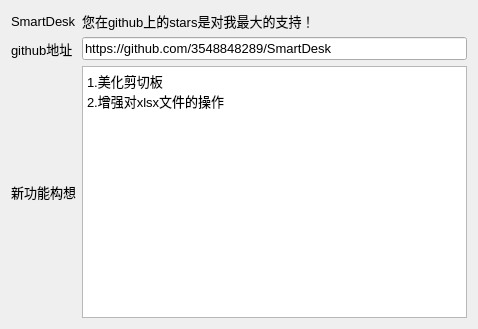
This is MoreFunction/MoreFunction.ui in 3548848289/UniFileHub as Qt 5 draws it before an edit. The edited form follows.
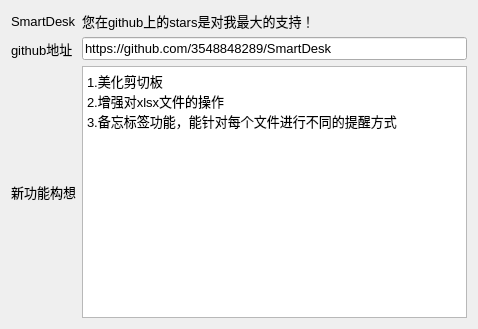
This is the edited form. Icons and pictures are not drawn.

Commit message: 清除无用文件

```diff
--- a/MoreFunction/MoreFunction.ui
+++ b/MoreFunction/MoreFunction.ui
@@ -99,7 +99,7 @@
 li.checked::marker { content: &quot;\2612&quot;; }
 &lt;/style&gt;&lt;/head&gt;&lt;body style=&quot; font-family:'Microsoft YaHei UI'; font-size:10pt; font-weight:400; font-style:normal;&quot;&gt;
 &lt;p style=&quot; margin-top:0px; margin-bottom:0px; margin-left:0px; margin-right:0px; -qt-block-indent:0; text-indent:0px;&quot;&gt;1.美化剪切板&lt;br /&gt;2.增强对xlsx文件的操作&lt;/p&gt;
-&lt;p style=&quot;-qt-paragraph-type:empty; margin-top:0px; margin-bottom:0px; margin-left:0px; margin-right:0px; -qt-block-indent:0; text-indent:0px;&quot;&gt;&lt;br /&gt;&lt;/p&gt;&lt;/body&gt;&lt;/html&gt;</string>
+&lt;p style=&quot; margin-top:0px; margin-bottom:0px; margin-left:0px; margin-right:0px; -qt-block-indent:0; text-indent:0px;&quot;&gt;3.备忘标签功能，能针对每个文件进行不同的提醒方式&lt;/p&gt;&lt;/body&gt;&lt;/html&gt;</string>
      </property>
     </widget>
    </item>
```
The commit also changes 86 other files.
